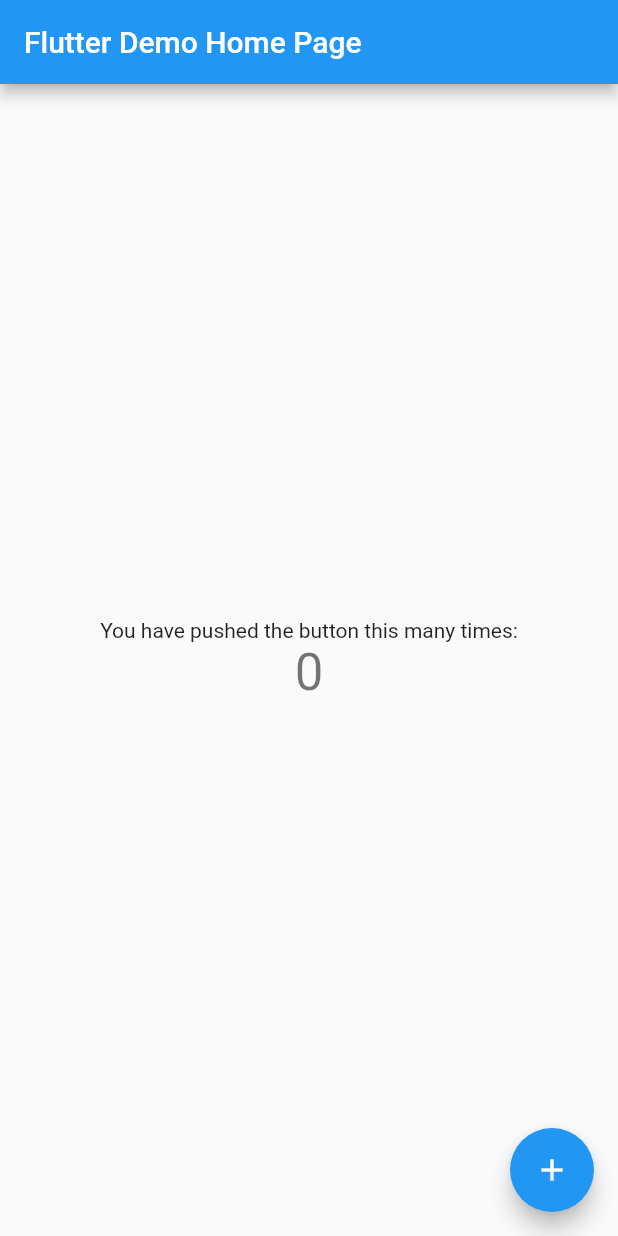
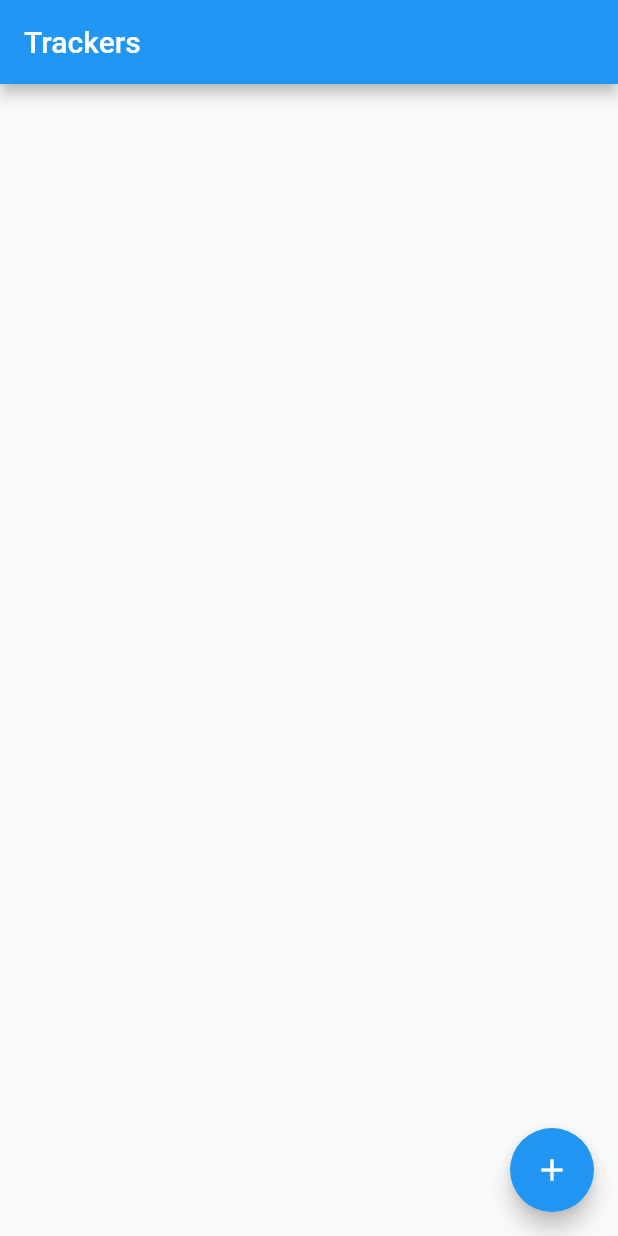
Before and after one commit to satosystems/cycom, a Flutter app: the screen it shows after launch, on a phone screen of 412 x 824 dp. Run offline on Flutter 3.47's test engine with Material 2 defaults, Android fonts, the phone set to English and light mode, and no system bars; our stand-ins replace geolocator, google_maps_flutter.

Commit message:
Update main.dart

```diff
--- a/lib/main.dart
+++ b/lib/main.dart
@@ -1,118 +1,96 @@
 import 'package:flutter/material.dart';
+import 'package:geolocator/geolocator.dart';
 
 import 'io.dart';
+import 'map.dart';
 import 'tracker.dart';
 
-void main() {
-  runApp(const MyApp());
+final RouteObserver<PageRoute> routeObserver = RouteObserver<PageRoute>();
+
+void main() async {
+  WidgetsFlutterBinding.ensureInitialized();
+  await Tracker.requestPermission();
+  runApp(const App());
 }
 
-class MyApp extends StatelessWidget {
-  const MyApp({super.key});
+class App extends StatelessWidget {
+  const App({super.key});
 
-  // This widget is the root of your application.
   @override
   Widget build(BuildContext context) {
     return MaterialApp(
-      title: 'Flutter Demo',
+      title: 'Tracker',
       theme: ThemeData(
-        // This is the theme of your application.
-        //
-        // Try running your application with "flutter run". You'll see the
-        // application has a blue toolbar. Then, without quitting the app, try
-        // changing the primarySwatch below to Colors.green and then invoke
-        // "hot reload" (press "r" in the console where you ran "flutter run",
-        // or simply save your changes to "hot reload" in a Flutter IDE).
-        // Notice that the counter didn't reset back to zero; the application
-        // is not restarted.
         primarySwatch: Colors.blue,
+        visualDensity: VisualDensity.adaptivePlatformDensity,
       ),
-      home: const MyHomePage(title: 'Flutter Demo Home Page'),
+      home: const ListPage(),
+      navigatorObservers: [routeObserver],
     );
   }
 }
 
-class MyHomePage extends StatefulWidget {
-  const MyHomePage({super.key, required this.title});
-
-  // This widget is the home page of your application. It is stateful, meaning
-  // that it has a State object (defined below) that contains fields that affect
-  // how it looks.
-
-  // This class is the configuration for the state. It holds the values (in this
-  // case the title) provided by the parent (in this case the App widget) and
-  // used by the build method of the State. Fields in a Widget subclass are
-  // always marked "final".
-
-  final String title;
+class ListPage extends StatefulWidget {
+  const ListPage({super.key});
 
   @override
-  State<MyHomePage> createState() => _MyHomePageState();
+  ListPageState createState() => ListPageState();
 }
 
-class _MyHomePageState extends State<MyHomePage> {
-  int _counter = 0;
+class ListPageState extends State<ListPage> {
+  late Future<List<String>> _future;
 
-  void _incrementCounter() {
-    setState(() {
-      // This call to setState tells the Flutter framework that something has
-      // changed in this State, which causes it to rerun the build method below
-      // so that the display can reflect the updated values. If we changed
-      // _counter without calling setState(), then the build method would not be
-      // called again, and so nothing would appear to happen.
-      _counter++;
+  @override
+  void initState() {
+    super.initState();
+    _future = Future(() async {
+      return await IO.list();
     });
   }
 
   @override
   Widget build(BuildContext context) {
-    // This method is rerun every time setState is called, for instance as done
-    // by the _incrementCounter method above.
-    //
-    // The Flutter framework has been optimized to make rerunning build methods
-    // fast, so that you can just rebuild anything that needs updating rather
-    // than having to individually change instances of widgets.
-    return Scaffold(
-      appBar: AppBar(
-        // Here we take the value from the MyHomePage object that was created by
-        // the App.build method, and use it to set our appbar title.
-        title: Text(widget.title),
-      ),
-      body: Center(
-        // Center is a layout widget. It takes a single child and positions it
-        // in the middle of the parent.
-        child: Column(
-          // Column is also a layout widget. It takes a list of children and
-          // arranges them vertically. By default, it sizes itself to fit its
-          // children horizontally, and tries to be as tall as its parent.
-          //
-          // Invoke "debug painting" (press "p" in the console, choose the
-          // "Toggle Debug Paint" action from the Flutter Inspector in Android
-          // Studio, or the "Toggle Debug Paint" command in Visual Studio Code)
-          // to see the wireframe for each widget.
-          //
-          // Column has various properties to control how it sizes itself and
-          // how it positions its children. Here we use mainAxisAlignment to
-          // center the children vertically; the main axis here is the vertical
-          // axis because Columns are vertical (the cross axis would be
-          // horizontal).
-          mainAxisAlignment: MainAxisAlignment.center,
-          children: <Widget>[
-            const Text(
-              'You have pushed the button this many times:',
+    return FutureBuilder<List<String>>(
+        future: _future,
+        builder: (context, snapshot) {
+          return Scaffold(
+            appBar: AppBar(
+              title: const Text('Trackers'),
             ),
-            Text(
-              '$_counter',
-              style: Theme.of(context).textTheme.headlineMedium,
+            body: snapshot.connectionState == ConnectionState.done
+                ? ListView.builder(
+                    itemCount: snapshot.data!.length,
+                    itemBuilder: (context, index) {
+                      return Card(
+                        child: ListTile(
+                          title: Text(snapshot.data![index]),
+                        ),
+                      );
+                    })
+                : Text(snapshot.connectionState.name),
+            floatingActionButton: FloatingActionButton(
+              onPressed: () async {
+                final List<Position> positions = [];
+                await Navigator.of(context).push(
+                  MaterialPageRoute(
+                      builder: (context) => MapPage(
+                          routeObserver: routeObserver, positions: positions)),
+                );
+                if (positions.isNotEmpty) {
+                  setState(() {
+                    final tracker = Tracker();
+                    tracker.addLocations(positions);
+                    final startTimestamp =
+                        tracker.firstPosition!.timestamp!.toIso8601String();
+                    final filename = '$startTimestamp.json';
+                    IO.write(filename, tracker.toString());
+                    snapshot.data!.add(filename);
+                  });
+                }
+              },
+              child: const Icon(Icons.add),
             ),
-          ],
-        ),
-      ),
-      floatingActionButton: FloatingActionButton(
-        onPressed: _incrementCounter,
-        tooltip: 'Increment',
-        child: const Icon(Icons.add),
-      ), // This trailing comma makes auto-formatting nicer for build methods.
-    );
+          );
+        });
   }
 }
```
